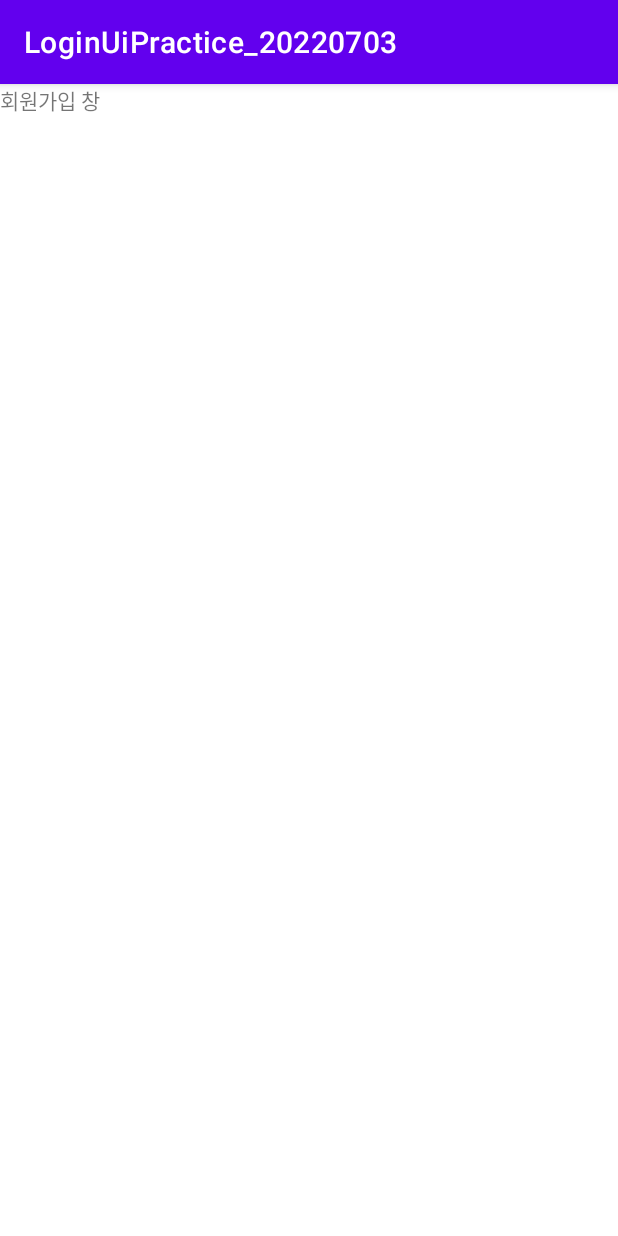
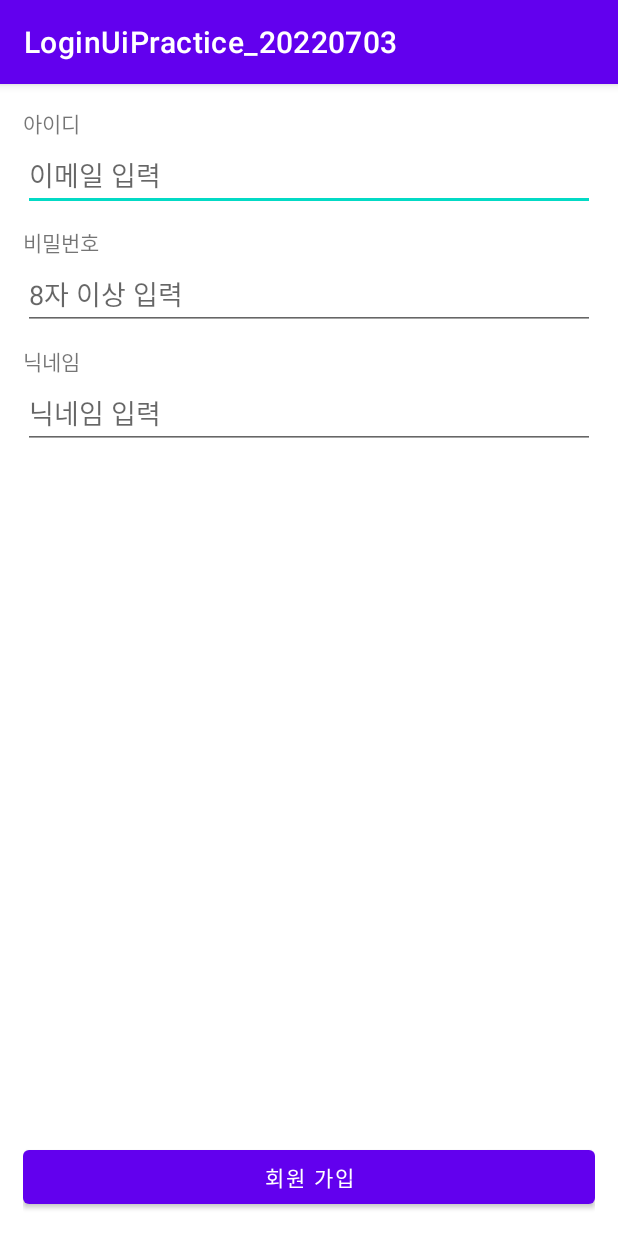
Before and after one commit to KoPoine/LoginUiPractice_20220703, an Android app: the SignUpActivity screen opened directly, with no data from a screen before it, on a phone screen of 412 x 824 dp. Run offline under Robolectric (Android 15) with nearby library versions, the phone set to English and light mode, and no system bars.

Commit message:
SignUpActivity의 xml을 작성

```diff
--- a/app/src/main/res/layout/activity_sign_up.xml
+++ b/app/src/main/res/layout/activity_sign_up.xml
@@ -5,11 +5,62 @@
     android:layout_width="match_parent"
     android:layout_height="match_parent"
     android:orientation="vertical"
+    android:padding="15dp"
     tools:context=".SignUpActivity">
 
     <TextView
         android:layout_width="wrap_content"
         android:layout_height="wrap_content"
-        android:text="회원가입 창"/>
+        android:text="아이디"/>
+
+    <EditText
+        android:id="@+id/idEdt"
+        android:layout_width="match_parent"
+        android:layout_height="wrap_content"
+        android:hint="이메일 입력"
+        android:inputType="textEmailAddress"
+        android:maxLines="1"
+        android:imeOptions="actionNext"/>
+
+    <TextView
+        android:layout_width="wrap_content"
+        android:layout_height="wrap_content"
+        android:layout_marginTop="10dp"
+        android:text="비밀번호"/>
+
+    <EditText
+        android:id="@+id/passwordEdt"
+        android:layout_width="match_parent"
+        android:layout_height="wrap_content"
+        android:hint="8자 이상 입력"
+        android:inputType="textPassword"
+        android:maxLines="1"
+        android:imeOptions="actionNext"/>
+
+    <TextView
+        android:layout_width="wrap_content"
+        android:layout_height="wrap_content"
+        android:layout_marginTop="10dp"
+        android:text="닉네임"/>
+
+    <EditText
+        android:id="@+id/nicknameEdt"
+        android:layout_width="match_parent"
+        android:layout_height="wrap_content"
+        android:hint="닉네임 입력"
+        android:inputType="text"
+        android:imeOptions="actionDone"
+        android:maxLines="1"/>
+
+    <TextView
+        android:layout_width="wrap_content"
+        android:layout_height="0dp"
+        android:layout_weight="1"/>
+
+    <Button
+        android:id="@+id/signUpBtn"
+        android:layout_width="match_parent"
+        android:layout_height="wrap_content"
+        android:text="회원 가입"/>
 
 </LinearLayout>
```
